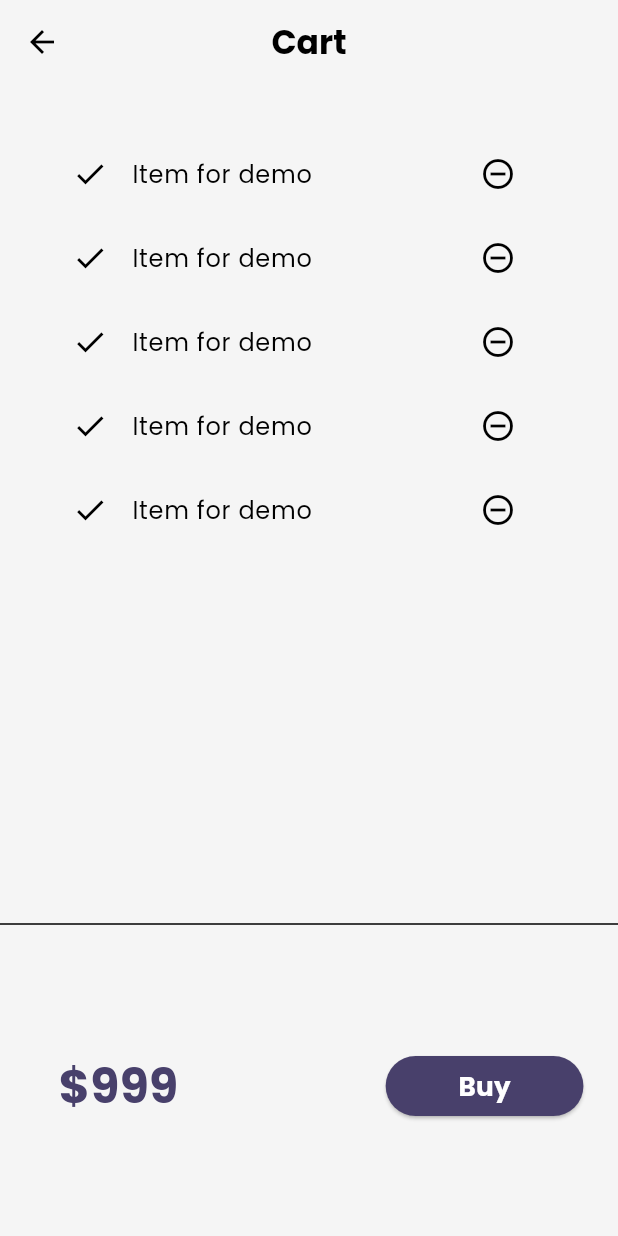
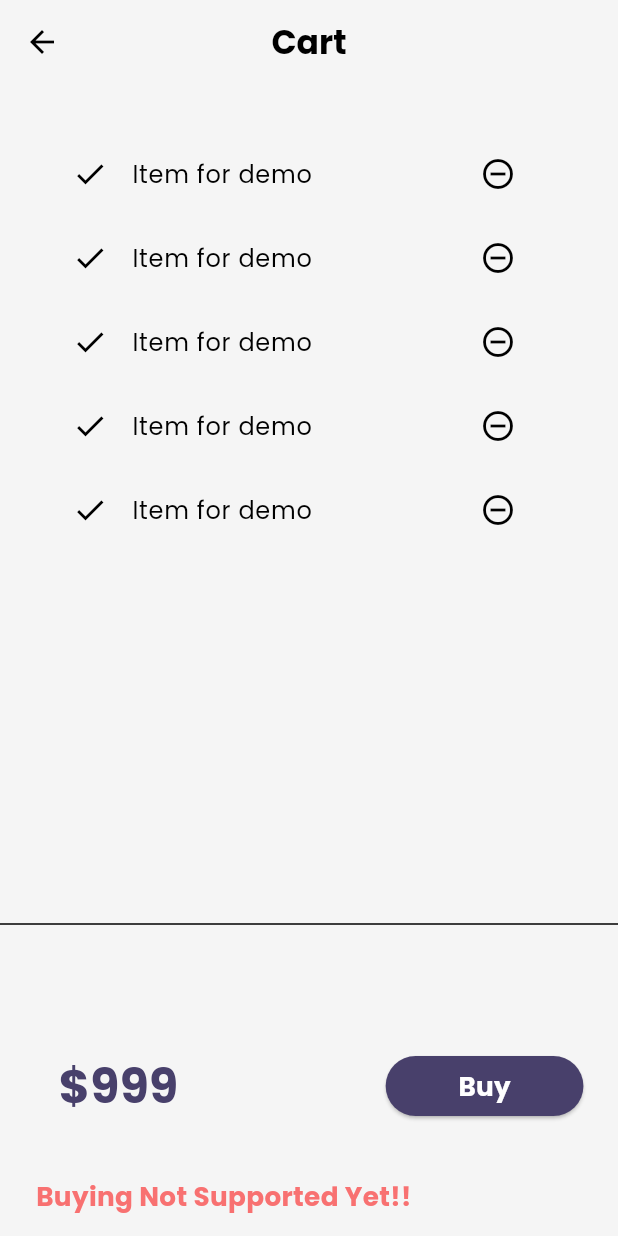
Before and after one commit to mdazim764/Flutter-Tutorial-Codepur1, a Flutter app: the CartPage screen opened by its route, after a tap on "Buy", on a phone screen of 412 x 824 dp. Run offline on Flutter 3.47's test engine with Material 3 defaults, Android fonts, the phone set to English and light mode, and no system bars; our stand-ins replace flutter_lorem, google_fonts, velocity_x.

Commit message:
day23 cart model created

```diff
--- a/lib/models/catalog.dart
+++ b/lib/models/catalog.dart
@@ -2,10 +2,10 @@ class CatalogModel {
   static List<Items> items=[];
 
   //Get Item by id
- static Items getById(int id)=>items.firstWhere((element)=>element.id==id,orElse: null);
+  Items getById(int id)=>items.firstWhere((element)=>element.id==id,orElse: null);
 
 //Get Item by position
- static Items getByPosition(int pos)=>items[pos];
+  Items getByPosition(int pos)=>items[pos];
 }
 
 class Items {
--- a/lib/pages/cart_page.dart
+++ b/lib/pages/cart_page.dart
@@ -38,7 +38,14 @@ class _CartTotal extends StatelessWidget {
         children: [
           "\$999".text.xl4.color(context.theme.primaryColor).bold.make().p16(),
           30.widthBox,
-          ElevatedButton(onPressed: (){},
+          ElevatedButton(onPressed: (){
+            ScaffoldMessenger.of(context).showSnackBar(
+                SnackBar(
+                    content: "Buying Not Supported Yet!!".text.color(Vx.red400).xl.bold.make(),
+                  backgroundColor: context.canvasColor,
+                ),
+            );
+          },
             style: ButtonStyle(
               backgroundColor: WidgetStateProperty.all(Theme.of(context).colorScheme.primary)
             ),
--- a/lib/widgets/home_widgets/catalog_list.dart
+++ b/lib/widgets/home_widgets/catalog_list.dart
@@ -17,10 +17,10 @@ class CatalogList extends StatelessWidget {
       shrinkWrap: true,
       itemCount: CatalogModel.items.length,
       itemBuilder: (context, index) {
-        final catalog = CatalogModel.getByPosition(index);
+        final catalog = CatalogModel.items[index];
         return InkWell(
           onTap: ()=> Navigator.push(context,MaterialPageRoute(builder: (context)=>HomeDetailPage(catalog: catalog))),
-          child: CatalogItem(catalog: CatalogModel.getById(catalog.id)),
+          child: CatalogItem(catalog: catalog),
         );
       },
     );
```
Also changed, not shown: lib/models/Cart.dart (added, +31 -0 lines).
